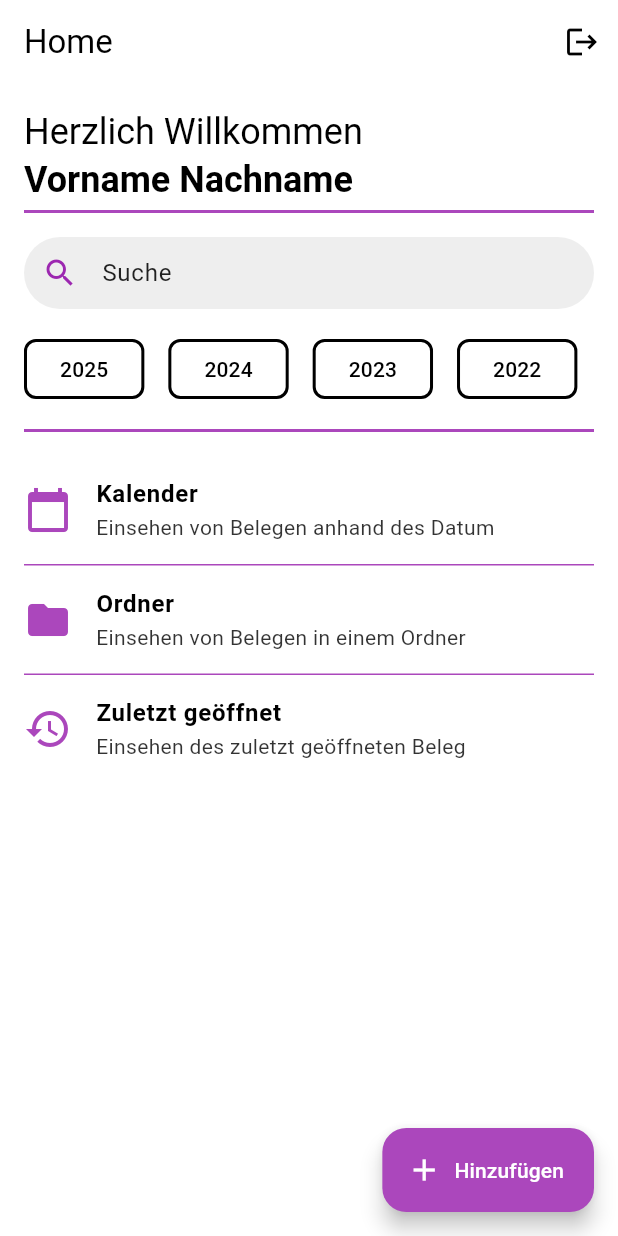
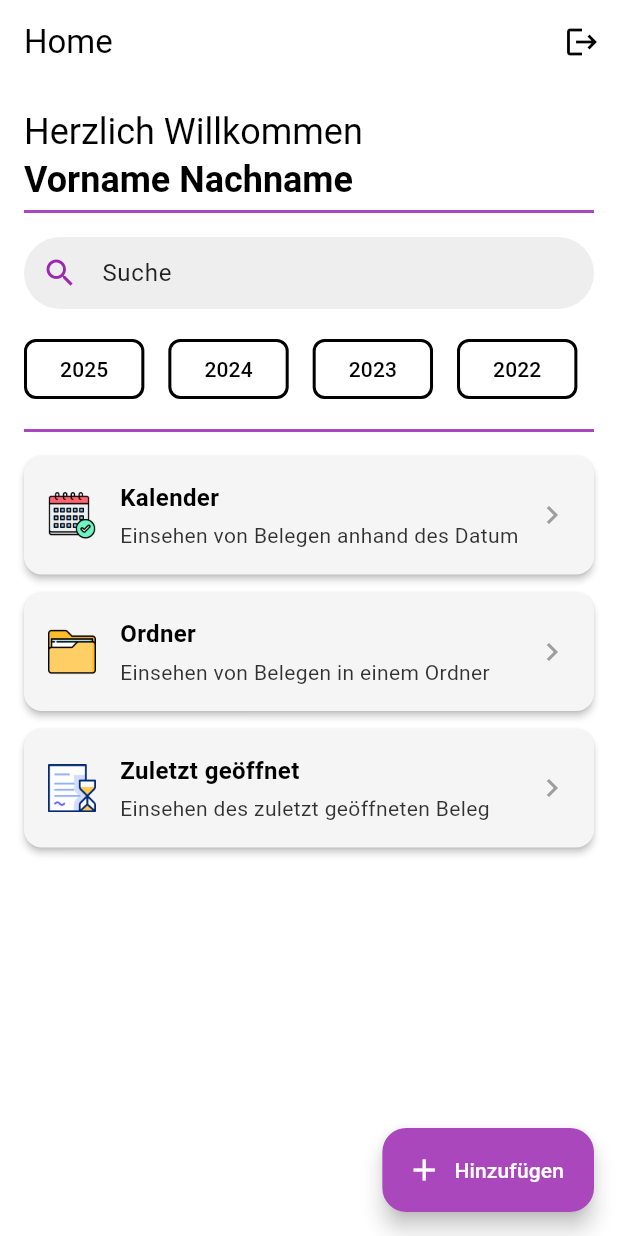
Before and after one commit to Cassiopeiaee/beleg_speicher, a Flutter app: the HomePage screen opened directly, on a phone screen of 412 x 824 dp. Run offline on Flutter 3.47's test engine with Material 3 defaults, Android fonts, the phone set to English and light mode, and no system bars.

Commit message:
Button Style change (Pill-Button)

```diff
--- a/lib/home_page.dart
+++ b/lib/home_page.dart
@@ -1,5 +1,5 @@
 import 'package:flutter/material.dart';
-import 'package:beleg_speicher/LandingPage.dart'; // LandingPage für Logout
+import 'package:beleg_speicher/LandingPage.dart';
 
 class HomePage extends StatelessWidget {
   final String firstName;
@@ -38,8 +38,7 @@ class HomePage extends StatelessWidget {
         },
         backgroundColor: Colors.purple.shade400,
         icon: const Icon(Icons.add, color: Colors.white),
-        label: const Text('Hinzufügen',
-            style: TextStyle(color: Colors.white)),
+        label: const Text('Hinzufügen', style: TextStyle(color: Colors.white)),
       ),
       body: SafeArea(
         child: Padding(
@@ -70,7 +69,6 @@ class HomePage extends StatelessWidget {
                 color: Colors.purple.shade400,
                 margin: const EdgeInsets.only(bottom: 16),
               ),
-
               // Search Bar
               Container(
                 decoration: BoxDecoration(
@@ -89,7 +87,6 @@ class HomePage extends StatelessWidget {
                 ),
               ),
               const SizedBox(height: 16),
-
               // Year Buttons (horizontal scroll)
               SingleChildScrollView(
                 scrollDirection: Axis.horizontal,
@@ -108,24 +105,22 @@ class HomePage extends StatelessWidget {
               ),
               const SizedBox(height: 16),
               Container(height: 2, color: Colors.purple.shade400),
-
               const SizedBox(height: 16),
-
-              // Feature List
-              _FeatureItem(
-                icon: Icons.calendar_today,
+              // New pill-style feature buttons:
+              _PillButton(
+                assetPath: 'assets/calendar_home.png',
                 title: 'Kalender',
                 subtitle: 'Einsehen von Belegen anhand des Datum',
               ),
-              Container(height: 1, color: Colors.purple.shade400),
-              _FeatureItem(
-                icon: Icons.folder,
+              const SizedBox(height: 12),
+              _PillButton(
+                assetPath: 'assets/folder_home.png',
                 title: 'Ordner',
                 subtitle: 'Einsehen von Belegen in einem Ordner',
               ),
-              Container(height: 1, color: Colors.purple.shade400),
-              _FeatureItem(
-                icon: Icons.history,
+              const SizedBox(height: 12),
+              _PillButton(
+                assetPath: 'assets/time_home.png',
                 title: 'Zuletzt geöffnet',
                 subtitle: 'Einsehen des zuletzt geöffneten Beleg',
               ),
@@ -147,10 +142,8 @@ class _YearButton extends StatelessWidget {
       onPressed: () {},
       style: OutlinedButton.styleFrom(
         side: const BorderSide(color: Colors.black, width: 2),
-        shape: RoundedRectangleBorder(
-            borderRadius: BorderRadius.circular(8)),
-        padding:
-        const EdgeInsets.symmetric(vertical: 8, horizontal: 24),
+        shape: RoundedRectangleBorder(borderRadius: BorderRadius.circular(8)),
+        padding: const EdgeInsets.symmetric(vertical: 8, horizontal: 24),
       ),
       child: Text(
         '$year',
@@ -160,31 +153,58 @@ class _YearButton extends StatelessWidget {
   }
 }
 
-class _FeatureItem extends StatelessWidget {
-  final IconData icon;
+class _PillButton extends StatelessWidget {
+  final String assetPath;
   final String title;
   final String subtitle;
-  const _FeatureItem({
-    required this.icon,
+  const _PillButton({
+    required this.assetPath,
     required this.title,
     required this.subtitle,
   });
 
   @override
   Widget build(BuildContext context) {
-    return ListTile(
-      contentPadding: EdgeInsets.zero,
-      leading: Icon(icon, size: 32, color: Colors.purple.shade400),
-      title: Text(
+    return Material(
+      color: Colors.grey.shade100,  // leicht grauer Weißton
+      borderRadius: BorderRadius.circular(12),
+      elevation: 2,
+      child: InkWell(
+        borderRadius: BorderRadius.circular(12),
+        onTap: () {},
+        child: Padding(
+          padding: const EdgeInsets.symmetric(vertical: 16, horizontal: 16),
+          child: Row(
+            children: [
+              Image.asset(assetPath, width: 32, height: 32),
+              const SizedBox(width: 16),
+              Expanded(
+                child: Column(
+                  crossAxisAlignment: CrossAxisAlignment.start,
+                  children: [
+                    Text(
                       title,
                       style: const TextStyle(
+                        fontSize: 16,
                         fontWeight: FontWeight.bold,
                         color: Colors.black,
                       ),
                     ),
-      subtitle: Text(
+                    const SizedBox(height: 4),
+                    Text(
                       subtitle,
-        style: TextStyle(color: Colors.black.withOpacity(0.8)),
+                      style: TextStyle(
+                        fontSize: 14,
+                        color: Colors.black.withAlpha(204),
+                      ),
+                    ),
+                  ],
+                ),
+              ),
+              const Icon(Icons.chevron_right, color: Colors.grey),
+            ],
+          ),
+        ),
       ),
     );
   }
--- a/pubspec.yaml
+++ b/pubspec.yaml
@@ -22,3 +22,6 @@ flutter:
 
   assets:
     - assets/Pfeil_Back.png
+    - assets/calendar_home.png
+    - assets/folder_home.png
+    - assets/time_home.png
```
Lines whose indentation alone changed are shown as unchanged.
